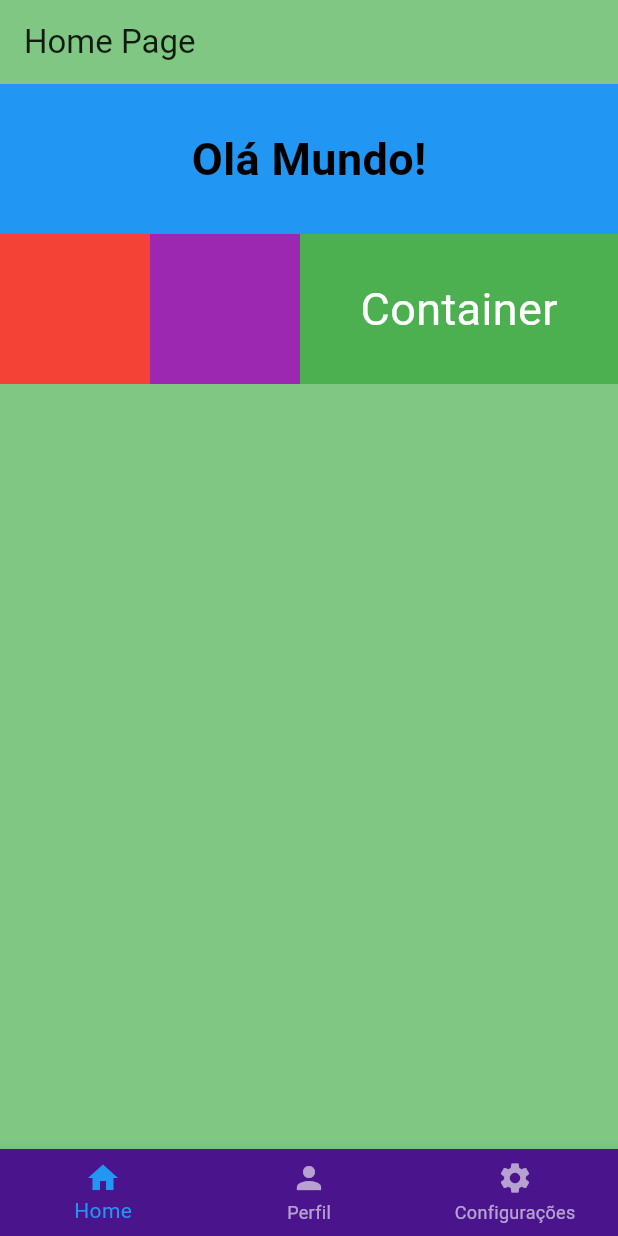
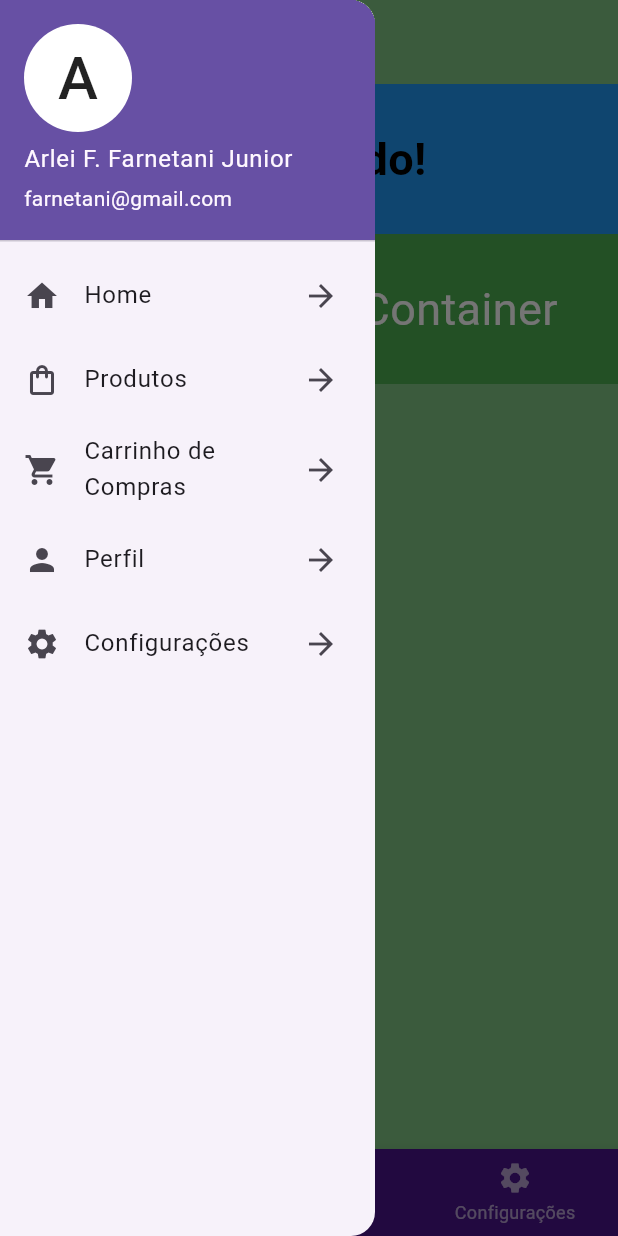
Before and after one commit to farnetani/flutter_basico, a Flutter app: the screen it shows after launch, with the side drawer open (before the commit the screen has no drawer), on a phone screen of 412 x 824 dp. Run offline on Flutter 3.47's test engine with Material 3 defaults, Android fonts, the light colour scheme and no system bars.

Commit message:
feat: drawer

```diff
--- a/lib/pages/home_page.dart
+++ b/lib/pages/home_page.dart
@@ -16,14 +16,125 @@ class HomePage extends StatefulWidget {
 class _HomePageState extends State<HomePage> {
   final PageController _pageController = PageController();
   int pageSelected = 0;
+  accountName() => const Text('Arlei F. Farnetani Junior');
+  accountEmail() => const Text('farnetani@gmail.com');
 
   @override
   Widget build(BuildContext context) {
     return Scaffold(
         appBar: AppBar(
-          title: const Text('Home Page'),
+          title: const Text('Farsoft Suporte'),
           foregroundColor: Colors.black87,
           backgroundColor: Colors.green[300],
+        ),
+        drawer: Container(
+          width: 250,
+          child: Drawer(
+            child: ListView(
+              padding: EdgeInsets.zero,
+              children: [
+                UserAccountsDrawerHeader(
+                  accountName: accountName(),
+                  accountEmail: accountEmail(),
+                  currentAccountPicture: const CircleAvatar(
+                    backgroundColor: Colors.white,
+                    child: Text(
+                      'A',
+                      style: TextStyle(
+                        fontSize: 40,
+                        color: Colors.black87,
+                      ),
+                    ),
+                  ),
+                ),
+                ListTile(
+                  leading: const Icon(Icons.home),
+                  title: const Text('Home'),
+                  trailing: const Icon(Icons.arrow_forward),
+                  onTap: () {
+                    log('Home');
+                    Navigator.pop(context);
+                    setState(() {
+                      pageSelected = 0;
+                      _pageController.animateToPage(
+                        pageSelected,
+                        duration: const Duration(milliseconds: 500),
+                        curve: Curves.ease,
+                      );
+                    });
+                  },
+                ),
+                ListTile(
+                  leading: const Icon(Icons.shopping_bag_outlined),
+                  title: const Text('Produtos'),
+                  trailing: const Icon(Icons.arrow_forward),
+                  onTap: () {
+                    log('Perfil');
+                    Navigator.pop(context);
+                    setState(() {
+                      pageSelected = 1;
+                      _pageController.animateToPage(
+                        pageSelected,
+                        duration: const Duration(milliseconds: 500),
+                        curve: Curves.ease,
+                      );
+                    });
+                  },
+                ),
+                ListTile(
+                  leading: const Icon(Icons.shopping_cart),
+                  title: const Text('Carrinho de Compras'),
+                  trailing: const Icon(Icons.arrow_forward),
+                  onTap: () {
+                    log('Perfil');
+                    Navigator.pop(context);
+                    setState(() {
+                      pageSelected = 1;
+                      _pageController.animateToPage(
+                        pageSelected,
+                        duration: const Duration(milliseconds: 500),
+                        curve: Curves.ease,
+                      );
+                    });
+                  },
+                ),
+                ListTile(
+                  leading: const Icon(Icons.person),
+                  title: const Text('Perfil'),
+                  trailing: const Icon(Icons.arrow_forward),
+                  onTap: () {
+                    log('Perfil');
+                    Navigator.pop(context);
+                    setState(() {
+                      pageSelected = 1;
+                      _pageController.animateToPage(
+                        pageSelected,
+                        duration: const Duration(milliseconds: 500),
+                        curve: Curves.ease,
+                      );
+                    });
+                  },
+                ),
+                ListTile(
+                  leading: const Icon(Icons.settings),
+                  title: const Text('Configurações'),
+                  trailing: const Icon(Icons.arrow_forward),
+                  onTap: () {
+                    log('Configurações');
+                    Navigator.pop(context);
+                    setState(() {
+                      pageSelected = 2;
+                      _pageController.animateToPage(
+                        pageSelected,
+                        duration: const Duration(milliseconds: 500),
+                        curve: Curves.ease,
+                      );
+                    });
+                  },
+                ),
+              ],
+            ),
+          ),
         ),
         body: PageView(
           controller: _pageController,
```
